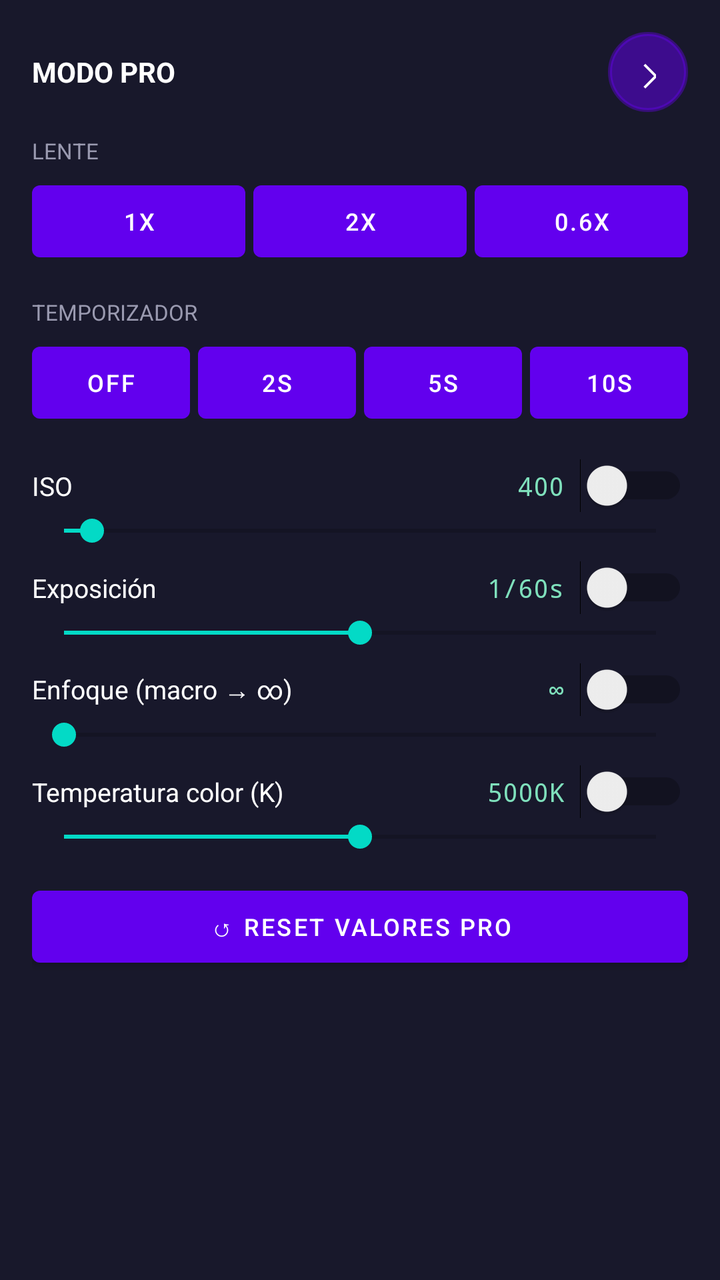
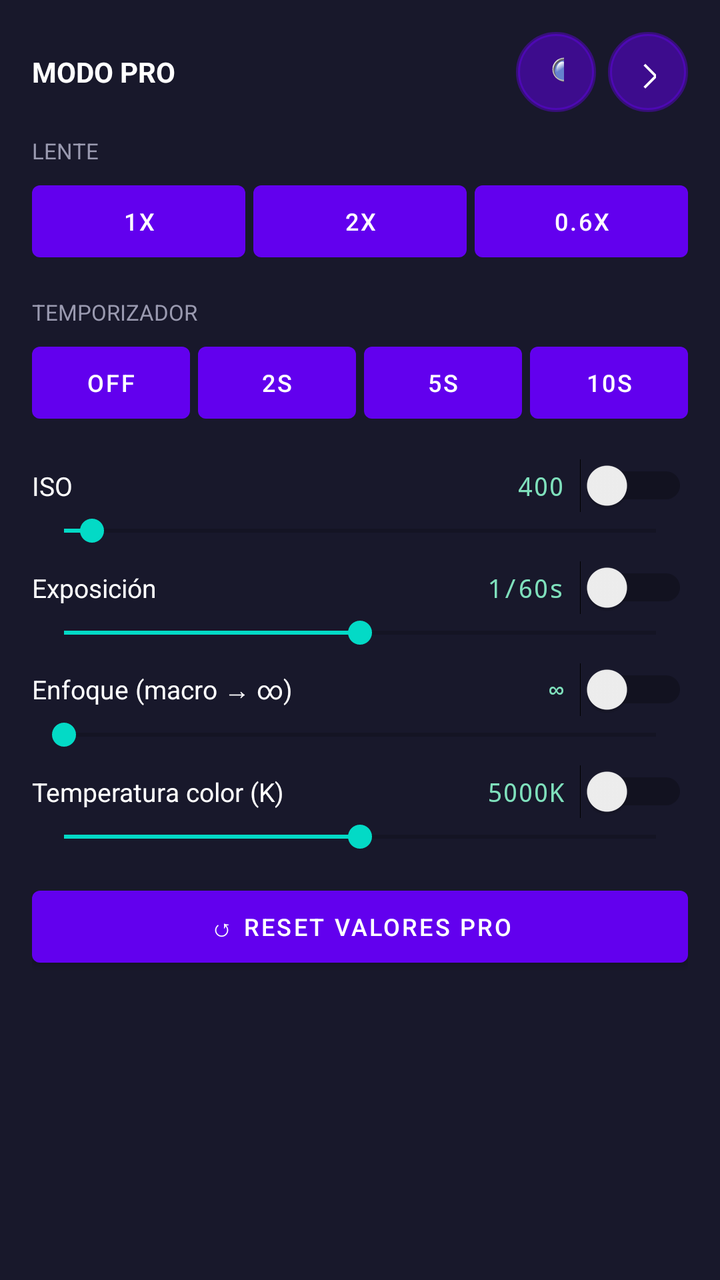

An Android layout rendered at two revisions. The XML below is the earlier revision; the diff shows what the commit changed to produce the second picture.
<!-- AndroidManifest.xml: application theme Theme.MiApp -->
<!-- res/layout/panel_ajustes.xml -->
<?xml version="1.0" encoding="utf-8"?>
<ScrollView xmlns:android="http://schemas.android.com/apk/res/android"
    android:layout_width="match_parent"
    android:layout_height="wrap_content"
    android:background="#F01A1A2E">

    <LinearLayout
        android:layout_width="match_parent"
        android:layout_height="wrap_content"
        android:orientation="vertical"
        android:padding="16dp">

        <LinearLayout
            android:layout_width="match_parent"
            android:layout_height="wrap_content"
            android:orientation="horizontal"
            android:gravity="center_vertical">

            <TextView
                android:layout_width="0dp"
                android:layout_height="wrap_content"
                android:layout_weight="1"
                android:text="MODO PRO"
                android:textColor="#FFFFFF"
                android:textSize="14sp"
                android:textStyle="bold" />

            <TextView
                android:id="@+id/txtAvisoLente"
                android:layout_width="wrap_content"
                android:layout_height="wrap_content"
                android:layout_marginEnd="8dp"
                android:text=""
                android:textColor="#E5C99A"
                android:textSize="10sp" />

            <Button
                android:id="@+id/btnCerrarAjustes"
                android:layout_width="40dp"
                android:layout_height="40dp"
                android:background="@drawable/boton_circular"
                android:text="@string/btn_cerrar_ajustes"
                android:textColor="#FFFFFF"
                android:textSize="16sp" />
        </LinearLayout>

        <TextView
            android:layout_width="wrap_content"
            android:layout_height="wrap_content"
            android:layout_marginTop="12dp"
            android:text="LENTE"
            android:textColor="#9A9AB0"
            android:textSize="11sp" />

        <LinearLayout
            android:layout_width="match_parent"
            android:layout_height="wrap_content"
            android:orientation="horizontal"
            android:layout_marginTop="4dp">

            <Button
                android:id="@+id/btnLentePrincipal"
                android:layout_width="0dp"
                android:layout_height="wrap_content"
                android:layout_weight="1"
                android:text="1x"
                android:textSize="12sp" />

            <Button
                android:id="@+id/btnLenteTele"
                android:layout_width="0dp"
                android:layout_height="wrap_content"
                android:layout_weight="1"
                android:layout_marginStart="4dp"
                android:text="2x"
                android:textSize="12sp" />

            <Button
                android:id="@+id/btnLenteUltra"
                android:layout_width="0dp"
                android:layout_height="wrap_content"
                android:layout_weight="1"
                android:layout_marginStart="4dp"
                android:text="0.6x"
                android:textSize="12sp" />
        </LinearLayout>

        <TextView
            android:layout_width="wrap_content"
            android:layout_height="wrap_content"
            android:layout_marginTop="14dp"
            android:text="TEMPORIZADOR"
            android:textColor="#9A9AB0"
            android:textSize="11sp" />

        <LinearLayout
            android:layout_width="match_parent"
            android:layout_height="wrap_content"
            android:orientation="horizontal"
            android:layout_marginTop="4dp">

            <Button
                android:id="@+id/btnTimerOff"
                android:layout_width="0dp"
                android:layout_height="wrap_content"
                android:layout_weight="1"
                android:text="Off"
                android:textSize="12sp" />

            <Button
                android:id="@+id/btnTimer2"
                android:layout_width="0dp"
                android:layout_height="wrap_content"
                android:layout_weight="1"
                android:layout_marginStart="4dp"
                android:text="2s"
                android:textSize="12sp" />

            <Button
                android:id="@+id/btnTimer5"
                android:layout_width="0dp"
                android:layout_height="wrap_content"
                android:layout_weight="1"
                android:layout_marginStart="4dp"
                android:text="5s"
                android:textSize="12sp" />

            <Button
                android:id="@+id/btnTimer10"
                android:layout_width="0dp"
                android:layout_height="wrap_content"
                android:layout_weight="1"
                android:layout_marginStart="4dp"
                android:text="10s"
                android:textSize="12sp" />
        </LinearLayout>

        <LinearLayout
            android:layout_width="match_parent"
            android:layout_height="wrap_content"
            android:layout_marginTop="14dp"
            android:orientation="horizontal"
            android:gravity="center_vertical">

            <TextView
                android:layout_width="0dp"
                android:layout_height="wrap_content"
                android:layout_weight="1"
                android:text="ISO"
                android:textColor="#FFFFFF"
                android:textSize="13sp" />

            <TextView
                android:id="@+id/valorIso"
                android:layout_width="wrap_content"
                android:layout_height="wrap_content"
                android:text="400"
                android:textColor="#7FE0BC"
                android:textSize="13sp"
                android:fontFamily="monospace" />

            <Switch
                android:id="@+id/switchIso"
                android:layout_width="wrap_content"
                android:layout_height="wrap_content"
                android:layout_marginStart="8dp" />
        </LinearLayout>

        <SeekBar
            android:id="@+id/sliderIso"
            android:layout_width="match_parent"
            android:layout_height="wrap_content"
            android:max="6300"
            android:progress="300" />

        <LinearLayout
            android:layout_width="match_parent"
            android:layout_height="wrap_content"
            android:layout_marginTop="6dp"
            android:orientation="horizontal"
            android:gravity="center_vertical">

            <TextView
                android:layout_width="0dp"
                android:layout_height="wrap_content"
                android:layout_weight="1"
                android:text="Exposición"
                android:textColor="#FFFFFF"
                android:textSize="13sp" />

            <TextView
                android:id="@+id/valorExp"
                android:layout_width="wrap_content"
                android:layout_height="wrap_content"
                android:text="1/60s"
                android:textColor="#7FE0BC"
                android:textSize="13sp"
                android:fontFamily="monospace" />

            <Switch
                android:id="@+id/switchExp"
                android:layout_width="wrap_content"
                android:layout_height="wrap_content"
                android:layout_marginStart="8dp" />
        </LinearLayout>

        <SeekBar
            android:id="@+id/sliderExp"
            android:layout_width="match_parent"
            android:layout_height="wrap_content"
            android:max="100"
            android:progress="50" />

        <LinearLayout
            android:layout_width="match_parent"
            android:layout_height="wrap_content"
            android:layout_marginTop="6dp"
            android:orientation="horizontal"
            android:gravity="center_vertical">

            <TextView
                android:layout_width="0dp"
                android:layout_height="wrap_content"
                android:layout_weight="1"
                android:text="Enfoque (macro → ∞)"
                android:textColor="#FFFFFF"
                android:textSize="13sp" />

            <TextView
                android:id="@+id/valorFoco"
                android:layout_width="wrap_content"
                android:layout_height="wrap_content"
                android:text="∞"
                android:textColor="#7FE0BC"
                android:textSize="13sp"
                android:fontFamily="monospace" />

            <Switch
                android:id="@+id/switchFoco"
                android:layout_width="wrap_content"
                android:layout_height="wrap_content"
                android:layout_marginStart="8dp" />
        </LinearLayout>

        <SeekBar
            android:id="@+id/sliderFoco"
            android:layout_width="match_parent"
            android:layout_height="wrap_content"
            android:max="100"
            android:progress="0" />

        <LinearLayout
            android:layout_width="match_parent"
            android:layout_height="wrap_content"
            android:layout_marginTop="6dp"
            android:orientation="horizontal"
            android:gravity="center_vertical">

            <TextView
                android:layout_width="0dp"
                android:layout_height="wrap_content"
                android:layout_weight="1"
                android:text="Temperatura color (K)"
                android:textColor="#FFFFFF"
                android:textSize="13sp" />

            <TextView
                android:id="@+id/valorWb"
                android:layout_width="wrap_content"
                android:layout_height="wrap_content"
                android:text="5000K"
                android:textColor="#7FE0BC"
                android:textSize="13sp"
                android:fontFamily="monospace" />

            <Switch
                android:id="@+id/switchWb"
                android:layout_width="wrap_content"
                android:layout_height="wrap_content"
                android:layout_marginStart="8dp" />
        </LinearLayout>

        <SeekBar
            android:id="@+id/sliderWb"
            android:layout_width="match_parent"
            android:layout_height="wrap_content"
            android:max="6000"
            android:progress="3000" />

        <Button
            android:id="@+id/btnResetPro"
            android:layout_width="match_parent"
            android:layout_height="wrap_content"
            android:layout_marginTop="12dp"
            android:text="↺ Reset valores PRO"
            android:textSize="12sp" />

    </LinearLayout>
</ScrollView>
<!-- resources referenced by this layout -->
<resources>
  <!-- drawable boton_circular (drawable) -->
  <?xml version="1.0" encoding="utf-8"?>
  <shape xmlns:android="http://schemas.android.com/apk/res/android"
      android:shape="oval">
      <solid android:color="#80000000" />
      <stroke android:width="2dp" android:color="#66FFFFFF" />
  </shape>
  <string name="btn_cerrar_ajustes">✕</string>
  <style name="Theme.MiApp" parent="Theme.MaterialComponents.DayNight.NoActionBar">
          <item name="android:windowBackground">@android:color/black</item>
          <item name="android:statusBarColor">@android:color/black</item>
          <item name="android:navigationBarColor">@android:color/black</item>
          <item name="android:windowLightStatusBar">false</item>
      </style>
</resources>

<!-- the commit's change to res/layout/panel_ajustes.xml (unified diff, before → after) -->
@@ -29,10 +29,20 @@
                 android:id="@+id/txtAvisoLente"
                 android:layout_width="wrap_content"
                 android:layout_height="wrap_content"
-                android:layout_marginEnd="8dp"
+                android:layout_marginEnd="6dp"
                 android:text=""
                 android:textColor="#E5C99A"
                 android:textSize="10sp" />
+
+            <Button
+                android:id="@+id/btnDiagnostico"
+                android:layout_width="40dp"
+                android:layout_height="40dp"
+                android:layout_marginEnd="6dp"
+                android:background="@drawable/boton_circular"
+                android:text="🔍"
+                android:textColor="#FFFFFF"
+                android:textSize="16sp" />
 
             <Button
                 android:id="@+id/btnCerrarAjustes"
